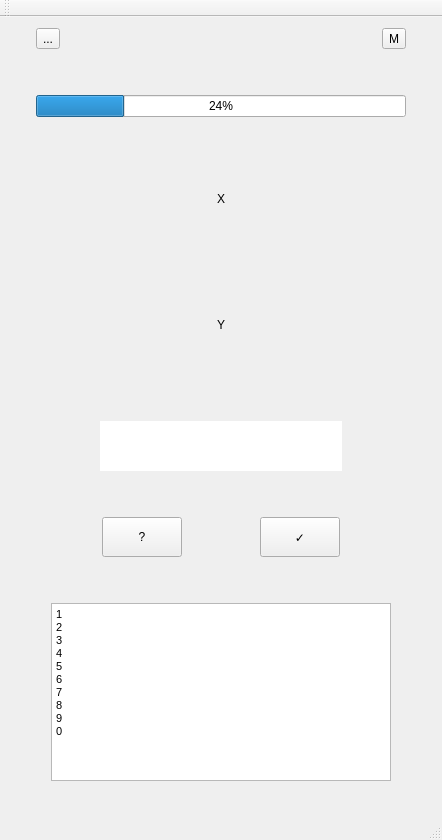
The window that main_window.ui (codincodee/AnyWord) describes before a commit, drawn with Qt 5.
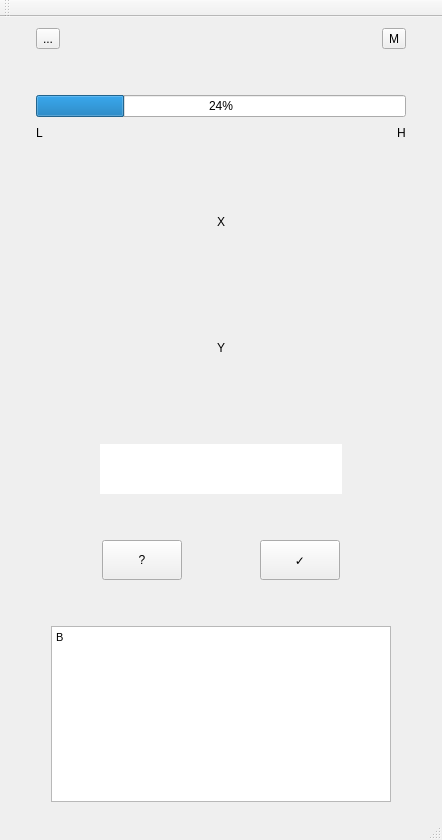
The same window after the commit.

```diff
--- a/main_window.ui
+++ b/main_window.ui
@@ -151,6 +151,69 @@
         </item>
        </layout>
       </item>
+      <item>
+       <layout class="QHBoxLayout" name="horizontalLayout_8">
+        <item>
+         <spacer name="horizontalSpacer_20">
+          <property name="orientation">
+           <enum>Qt::Horizontal</enum>
+          </property>
+          <property name="sizeType">
+           <enum>QSizePolicy::Fixed</enum>
+          </property>
+          <property name="sizeHint" stdset="0">
+           <size>
+            <width>5</width>
+            <height>20</height>
+           </size>
+          </property>
+         </spacer>
+        </item>
+        <item>
+         <widget class="QLabel" name="label">
+          <property name="text">
+           <string>L</string>
+          </property>
+         </widget>
+        </item>
+        <item>
+         <spacer name="horizontalSpacer_21">
+          <property name="orientation">
+           <enum>Qt::Horizontal</enum>
+          </property>
+          <property name="sizeHint" stdset="0">
+           <size>
+            <width>40</width>
+            <height>20</height>
+           </size>
+          </property>
+         </spacer>
+        </item>
+        <item>
+         <widget class="QLabel" name="label_2">
+          <property name="text">
+           <string>H</string>
+          </property>
+         </widget>
+        </item>
+        <item>
+         <spacer name="horizontalSpacer_19">
+          <property name="orientation">
+           <enum>Qt::Horizontal</enum>
+          </property>
+          <property name="sizeType">
+           <enum>QSizePolicy::Fixed</enum>
+          </property>
+          <property name="sizeHint" stdset="0">
+           <size>
+            <width>5</width>
+            <height>20</height>
+           </size>
+          </property>
+         </spacer>
+        </item>
+       </layout>
+      </item>
       <item>
        <spacer name="verticalSpacer_6">
         <property name="orientation">
@@ -513,16 +576,7 @@
 &lt;html&gt;&lt;head&gt;&lt;meta name=&quot;qrichtext&quot; content=&quot;1&quot; /&gt;&lt;style type=&quot;text/css&quot;&gt;
 p, li { white-space: pre-wrap; }
 &lt;/style&gt;&lt;/head&gt;&lt;body style=&quot; font-family:'MS Shell Dlg 2'; font-size:8pt; font-weight:400; font-style:normal;&quot;&gt;
-&lt;p style=&quot; margin-top:0px; margin-bottom:0px; margin-left:0px; margin-right:0px; -qt-block-indent:0; text-indent:0px;&quot;&gt;1&lt;/p&gt;
-&lt;p style=&quot; margin-top:0px; margin-bottom:0px; margin-left:0px; margin-right:0px; -qt-block-indent:0; text-indent:0px;&quot;&gt;2&lt;/p&gt;
-&lt;p style=&quot; margin-top:0px; margin-bottom:0px; margin-left:0px; margin-right:0px; -qt-block-indent:0; text-indent:0px;&quot;&gt;3&lt;/p&gt;
-&lt;p style=&quot; margin-top:0px; margin-bottom:0px; margin-left:0px; margin-right:0px; -qt-block-indent:0; text-indent:0px;&quot;&gt;4&lt;/p&gt;
-&lt;p style=&quot; margin-top:0px; margin-bottom:0px; margin-left:0px; margin-right:0px; -qt-block-indent:0; text-indent:0px;&quot;&gt;5&lt;/p&gt;
-&lt;p style=&quot; margin-top:0px; margin-bottom:0px; margin-left:0px; margin-right:0px; -qt-block-indent:0; text-indent:0px;&quot;&gt;6&lt;/p&gt;
-&lt;p style=&quot; margin-top:0px; margin-bottom:0px; margin-left:0px; margin-right:0px; -qt-block-indent:0; text-indent:0px;&quot;&gt;7&lt;/p&gt;
-&lt;p style=&quot; margin-top:0px; margin-bottom:0px; margin-left:0px; margin-right:0px; -qt-block-indent:0; text-indent:0px;&quot;&gt;8&lt;/p&gt;
-&lt;p style=&quot; margin-top:0px; margin-bottom:0px; margin-left:0px; margin-right:0px; -qt-block-indent:0; text-indent:0px;&quot;&gt;9&lt;/p&gt;
-&lt;p style=&quot; margin-top:0px; margin-bottom:0px; margin-left:0px; margin-right:0px; -qt-block-indent:0; text-indent:0px;&quot;&gt;0&lt;/p&gt;&lt;/body&gt;&lt;/html&gt;</string>
+&lt;p style=&quot; margin-top:0px; margin-bottom:0px; margin-left:0px; margin-right:0px; -qt-block-indent:0; text-indent:0px;&quot;&gt;B&lt;/p&gt;&lt;/body&gt;&lt;/html&gt;</string>
           </property>
          </widget>
         </item>
@@ -549,10 +603,13 @@
         <property name="orientation">
          <enum>Qt::Vertical</enum>
         </property>
+        <property name="sizeType">
+         <enum>QSizePolicy::Fixed</enum>
+        </property>
         <property name="sizeHint" stdset="0">
          <size>
           <width>20</width>
-          <height>40</height>
+          <height>5</height>
          </size>
         </property>
        </spacer>
```
